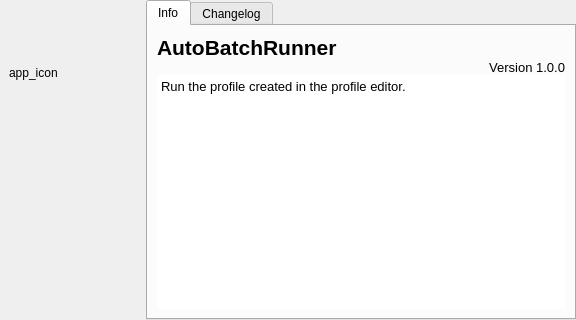
Above: src/AutoBatchRunner/dialog/aboutabr.ui from karakirimu/AutoBatchTools before the change. Below: the same form after it.
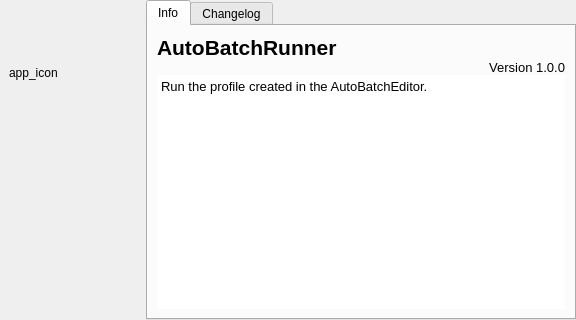
That is the form after the change.

Diff of the .ui file:
```diff
--- a/src/AutoBatchRunner/dialog/aboutabr.ui
+++ b/src/AutoBatchRunner/dialog/aboutabr.ui
@@ -168,7 +168,7 @@
 &lt;html&gt;&lt;head&gt;&lt;meta name=&quot;qrichtext&quot; content=&quot;1&quot; /&gt;&lt;style type=&quot;text/css&quot;&gt;
 p, li { white-space: pre-wrap; }
 &lt;/style&gt;&lt;/head&gt;&lt;body style=&quot; font-family:'Arial'; font-size:10pt; font-weight:400; font-style:normal;&quot;&gt;
-&lt;p style=&quot; margin-top:0px; margin-bottom:0px; margin-left:0px; margin-right:0px; -qt-block-indent:0; text-indent:0px;&quot;&gt;Run the profile created in the profile editor.&lt;/p&gt;&lt;/body&gt;&lt;/html&gt;</string>
+&lt;p style=&quot; margin-top:0px; margin-bottom:0px; margin-left:0px; margin-right:0px; -qt-block-indent:0; text-indent:0px;&quot;&gt;Run the profile created in the AutoBatchEditor.&lt;/p&gt;&lt;/body&gt;&lt;/html&gt;</string>
             </property>
            </widget>
           </item>
```
